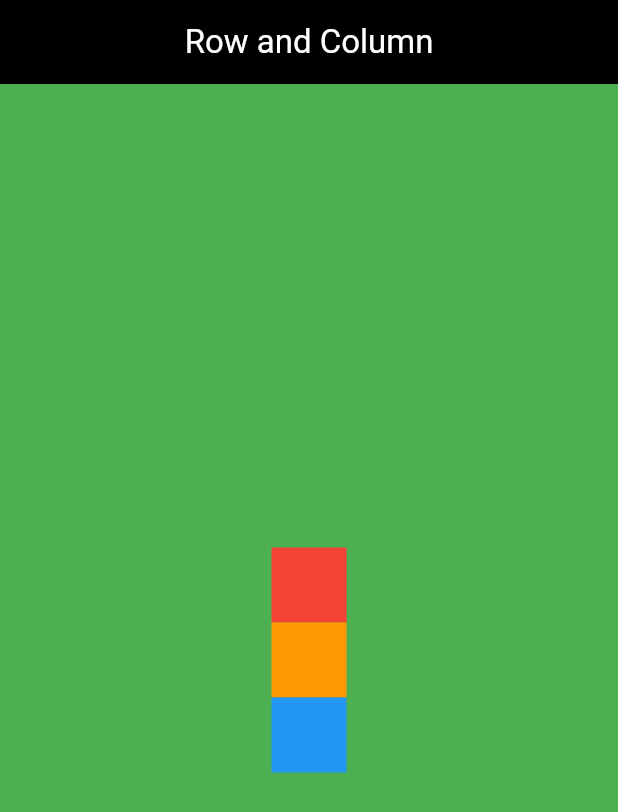
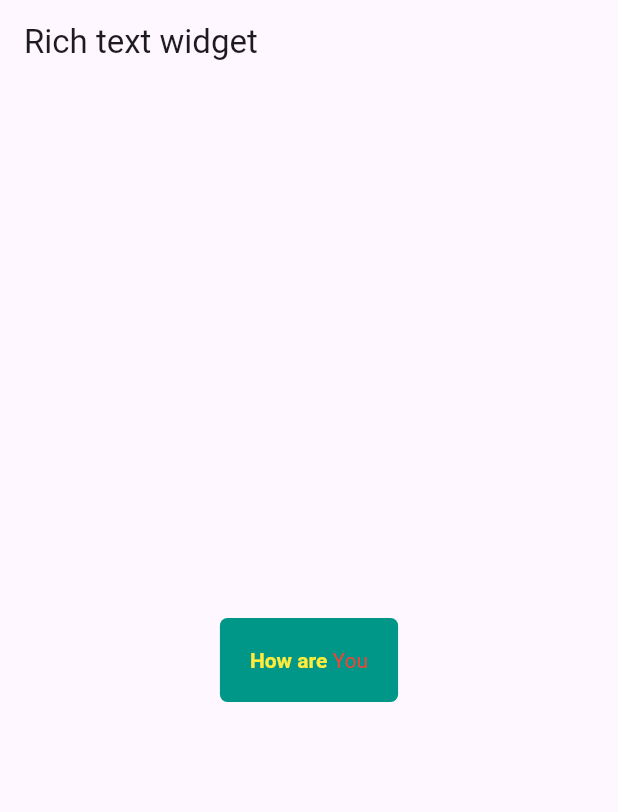
Before and after one commit to deva02ashish/Flutter_widget, a Flutter app: the screen it shows after launch, on a phone screen of 412 x 824 dp. Shown: the top 812 px of the screen. Run offline on Flutter 3.47's test engine with Material 3 defaults, Android fonts, the phone set to English and light mode, and no system bars.

Commit message:
rich-text-widget

```diff
--- /dev/null
+++ b/lib/flutter_widget/rich_text_widget.dart
@@ -0,0 +1,30 @@
+import 'package:flutter/material.dart';
+
+class RichTextWidget extends StatelessWidget {
+  const RichTextWidget({super.key});
+
+  @override
+  Widget build(BuildContext context) {
+    return Scaffold(
+      appBar: AppBar(
+        title: Text("Rich text widget"),
+      ),
+      body: Center(
+        child: Container(
+          padding: EdgeInsets.all(20),
+          decoration: BoxDecoration(
+              color: Colors.teal,
+              borderRadius: BorderRadius.all(Radius.circular(5))),
+          child: RichText(
+            text: TextSpan(
+                text: "How are ",
+                style: TextStyle(color: Colors.yellow, fontWeight: FontWeight.w600),
+                children: [
+                  TextSpan(text: "You", style: TextStyle(color: Colors.red,fontWeight: FontWeight.w400))
+                ]),
+          ),
+        ),
+      ),
+    );
+  }
+}
--- a/lib/main.dart
+++ b/lib/main.dart
@@ -1,5 +1,6 @@
 import 'package:flutter/material.dart';
 import 'package:flutter_widget/flutter_widget/container_widget.dart';
+import 'package:flutter_widget/flutter_widget/rich_text_widget.dart';
 import 'package:flutter_widget/flutter_widget/row_column_widget.dart';
 import 'package:flutter_widget/flutter_widget/text_widget.dart';
 
@@ -21,7 +22,7 @@ class MyApp extends StatelessWidget {
         colorScheme: ColorScheme.fromSeed(seedColor: Colors.deepPurple),
         useMaterial3: true,
       ),
-      home: RowColumnWidget(),
+      home: RichTextWidget(),
     );
   }
 }
```
